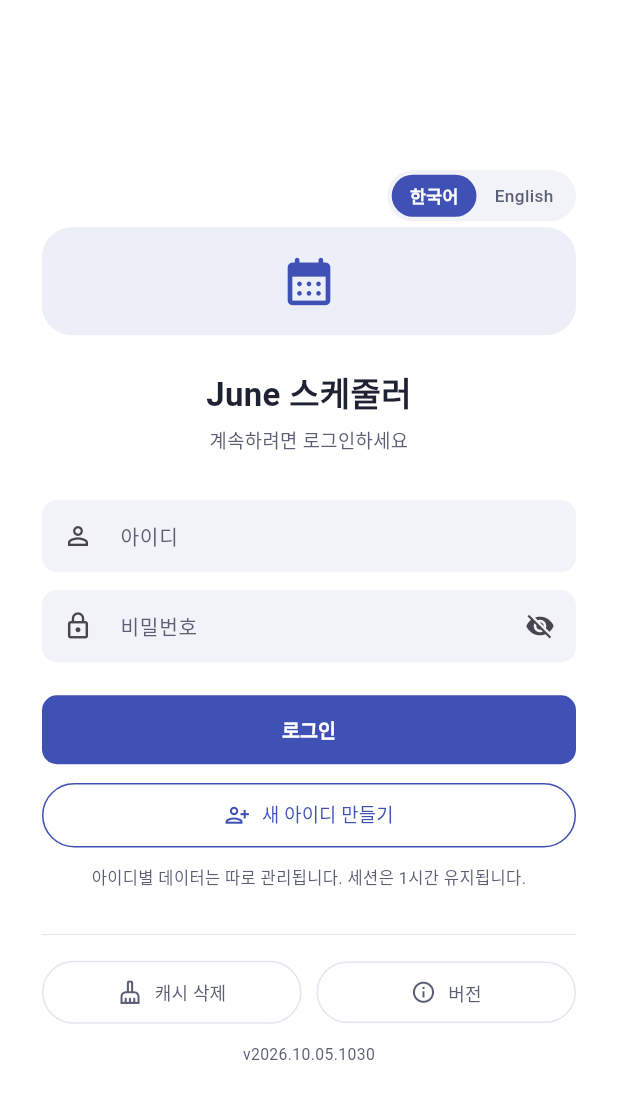
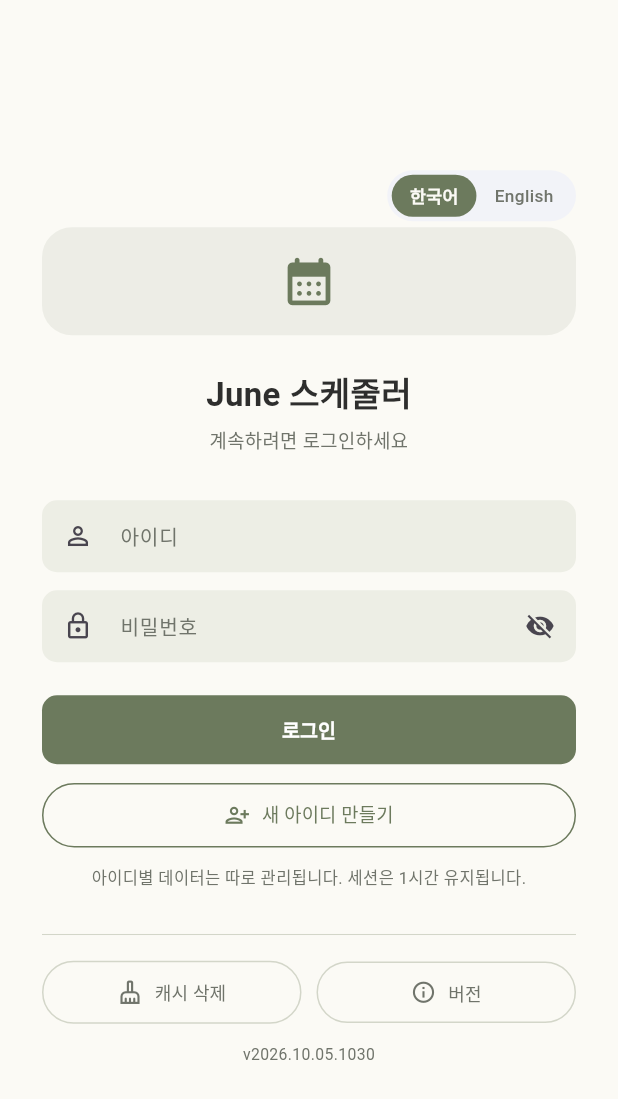
Before and after one commit to june7486/Scheduler, a Flutter app: the screen it shows after launch, on a phone screen of 412 x 824 dp. Shown: the top 1099 px of the screen. Run offline on Flutter 3.47's test engine with Material 3 defaults, Android fonts, the phone set to English and light mode, and no system bars; our stand-ins replace hive_flutter, pdf, printing, share_plus, shared_preferences; accounts and stored records are empty.

Commit message:
genspark auto-backup

```diff
--- a/lib/theme/app_theme.dart
+++ b/lib/theme/app_theme.dart
@@ -2,11 +2,11 @@ import 'package:flutter/material.dart';
 
 /// A resolved colour palette for one brightness (light or dark).
 ///
-/// The design blends Style 1 (Modern Material — indigo/blue, cards, soft
-/// shadows) with Style 3 (Minimal/Muji — whitespace, thin dividers, refined
-/// small typography). Indigo is the primary accent; the rest stays quiet.
+/// A serene, natural "paper" aesthetic — a muted sage canvas, warm cream cards
+/// and soft charcoal type (referenced from the user's notice-poster palette).
+/// [indigo] is the primary accent (a quiet sage-olive); the rest stays low-key.
 class AppPalette {
-  final Color indigo; // primary accent (indigo)
+  final Color indigo; // primary accent (sage olive)
   final Color indigoDark;
   final Color teal; // secondary accent
   final Color bg;
@@ -37,35 +37,35 @@ class AppPalette {
   });
 
   static const light = AppPalette(
-    indigo: Color(0xFF3F51B5), // indigo
-    indigoDark: Color(0xFF303F9F),
-    teal: Color(0xFF00897B), // teal
-    bg: Color(0xFFF7F8FC), // soft blue-gray canvas
-    card: Color(0xFFFFFFFF), // white cards
-    ink: Color(0xFF1F2233), // near-black ink
-    inkSoft: Color(0xFF5A5F73), // muted gray
-    line: Color(0xFFE3E6EF),
-    danger: Color(0xFFE53935), // red
-    soft: Color(0xFFF2F3F8),
-    paper: Color(0xFFFAF9F6),
-    tracker: Color(0xFFEDEFF5),
+    indigo: Color(0xFF6C7A5D), // sage olive
+    indigoDark: Color(0xFF556149),
+    teal: Color(0xFF8D9C7B), // light sage
+    bg: Color(0xFFE4E6DC), // soft sage canvas
+    card: Color(0xFFFBFAF5), // warm cream paper
+    ink: Color(0xFF2E2E2D), // soft charcoal
+    inkSoft: Color(0xFF70746B), // muted olive-gray
+    line: Color(0xFFD3D6C9),
+    danger: Color(0xFFB0513C), // muted terracotta
+    soft: Color(0xFFEDEEE5),
+    paper: Color(0xFFF4F2E9),
+    tracker: Color(0xFFE2E4D8),
     onAccent: Color(0xFFFFFFFF),
   );
 
   static const dark = AppPalette(
-    indigo: Color(0xFF8C9EFF), // light indigo
-    indigoDark: Color(0xFF5C6BC0),
-    teal: Color(0xFF4DB6AC),
-    bg: Color(0xFF111219),
-    card: Color(0xFF1C1E27),
-    ink: Color(0xFFECEDF5),
-    inkSoft: Color(0xFF9EA3B8),
-    line: Color(0xFF2B2D3A),
-    danger: Color(0xFFEF5350),
-    soft: Color(0xFF262833),
-    paper: Color(0xFF1B1D26),
-    tracker: Color(0xFF2A2C39),
-    onAccent: Color(0xFF0E0F14),
+    indigo: Color(0xFFA7B892), // light sage
+    indigoDark: Color(0xFF80906C),
+    teal: Color(0xFF9DB08A),
+    bg: Color(0xFF171A14),
+    card: Color(0xFF22261E),
+    ink: Color(0xFFECEDE2),
+    inkSoft: Color(0xFFA2A996),
+    line: Color(0xFF373C30),
+    danger: Color(0xFFE08A75),
+    soft: Color(0xFF2C3127),
+    paper: Color(0xFF23271E),
+    tracker: Color(0xFF2B3026),
+    onAccent: Color(0xFF14170F),
   );
 
   /// A soft tint of a category colour that stays visible on the surface.
```
